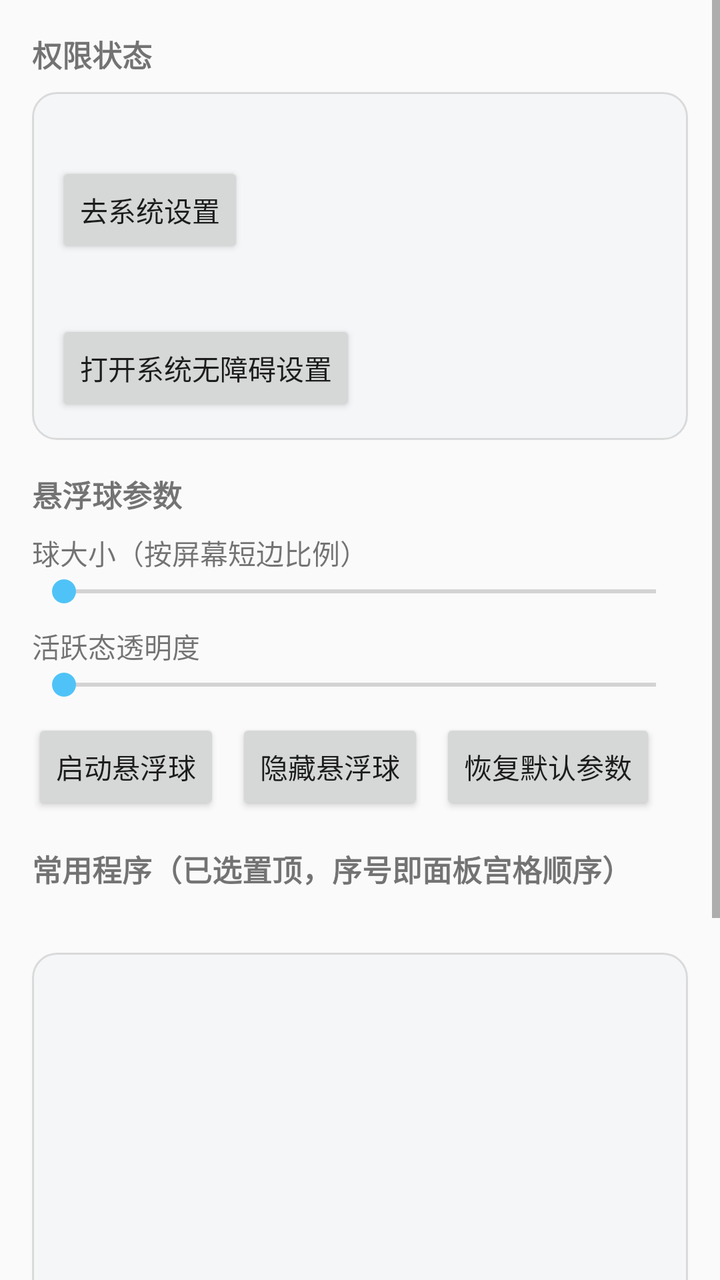
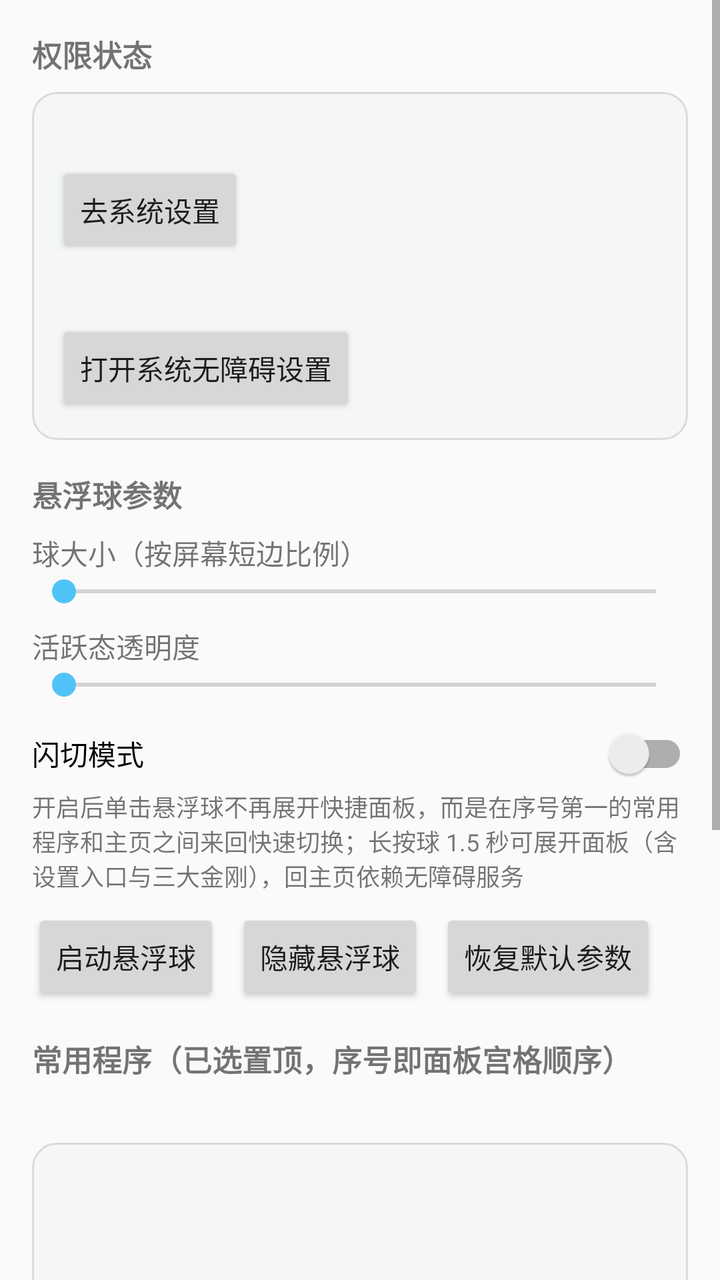

An Android layout rendered at two revisions. The XML below is the earlier revision; the diff shows what the commit changed to produce the second picture.
<!-- AndroidManifest.xml: application theme Theme.MiniTouch -->
<!-- res/layout/activity_settings.xml -->
<?xml version="1.0" encoding="utf-8"?>
<ScrollView xmlns:android="http://schemas.android.com/apk/res/android"
    android:layout_width="match_parent"
    android:layout_height="match_parent"
    android:fillViewport="true">

    <LinearLayout
        android:layout_width="match_parent"
        android:layout_height="wrap_content"
        android:orientation="vertical"
        android:padding="16dp">

        
        <TextView
            android:layout_width="wrap_content"
            android:layout_height="wrap_content"
            android:text="@string/settings_section_perms"
            android:textSize="@dimen/settings_section_text"
            android:textStyle="bold" />

        <LinearLayout
            android:layout_width="match_parent"
            android:layout_height="wrap_content"
            android:layout_marginTop="8dp"
            android:background="@drawable/bg_card"
            android:orientation="vertical"
            android:padding="12dp">

            <TextView
                android:id="@+id/tv_overlay_status"
                android:layout_width="match_parent"
                android:layout_height="wrap_content" />

            <Button
                android:id="@+id/btn_overlay_go"
                android:layout_width="wrap_content"
                android:layout_height="wrap_content"
                android:layout_marginTop="4dp"
                android:text="@string/btn_go_permission" />

            <TextView
                android:id="@+id/tv_a11y_status"
                android:layout_width="match_parent"
                android:layout_height="wrap_content"
                android:layout_marginTop="8dp" />

            <Button
                android:id="@+id/btn_a11y_go"
                android:layout_width="wrap_content"
                android:layout_height="wrap_content"
                android:layout_marginTop="4dp"
                android:text="@string/btn_open_a11y" />
        </LinearLayout>

        
        <TextView
            android:layout_width="wrap_content"
            android:layout_height="wrap_content"
            android:layout_marginTop="16dp"
            android:text="@string/settings_section_ball"
            android:textSize="@dimen/settings_section_text"
            android:textStyle="bold" />

        <TextView
            android:layout_width="match_parent"
            android:layout_height="wrap_content"
            android:layout_marginTop="8dp"
            android:text="@string/settings_ball_size" />

        <SeekBar
            android:id="@+id/sb_ball_size"
            android:layout_width="match_parent"
            android:layout_height="wrap_content"
            android:max="100" />

        <TextView
            android:layout_width="match_parent"
            android:layout_height="wrap_content"
            android:layout_marginTop="8dp"
            android:text="@string/settings_ball_alpha" />

        <SeekBar
            android:id="@+id/sb_ball_alpha"
            android:layout_width="match_parent"
            android:layout_height="wrap_content"
            android:max="100" />

        
        <LinearLayout
            android:layout_width="match_parent"
            android:layout_height="wrap_content"
            android:layout_marginTop="8dp"
            android:orientation="horizontal">

            <Button
                android:id="@+id/btn_start_ball"
                android:layout_width="wrap_content"
                android:layout_height="wrap_content"
                android:text="@string/btn_start_ball" />

            
            <Button
                android:id="@+id/btn_hide_ball"
                android:layout_width="wrap_content"
                android:layout_height="wrap_content"
                android:layout_marginStart="8dp"
                android:text="@string/btn_hide_ball" />

            <Button
                android:id="@+id/btn_reset_ball_params"
                android:layout_width="wrap_content"
                android:layout_height="wrap_content"
                android:layout_marginStart="8dp"
                android:text="@string/btn_reset_ball_params" />
        </LinearLayout>

        

        
        <TextView
            android:layout_width="wrap_content"
            android:layout_height="wrap_content"
            android:layout_marginTop="16dp"
            android:text="@string/settings_section_apps"
            android:textSize="@dimen/settings_section_text"
            android:textStyle="bold" />

        <TextView
            android:id="@+id/tv_favorite_count"
            android:layout_width="match_parent"
            android:layout_height="wrap_content"
            android:layout_marginTop="4dp" />

        
        <androidx.recyclerview.widget.RecyclerView
            android:id="@+id/rv_installed_apps"
            android:layout_width="match_parent"
            android:layout_height="400dp"
            android:layout_marginTop="8dp"
            android:background="@drawable/bg_card" />
    </LinearLayout>
</ScrollView>
<!-- resources referenced by this layout -->
<resources>
  <dimen name="settings_section_text">15sp</dimen>
  <!-- drawable bg_card (drawable) -->
  <?xml version="1.0" encoding="utf-8"?>
  <shape xmlns:android="http://schemas.android.com/apk/res/android"
      android:shape="rectangle">
      <solid android:color="@color/card_bg" />
      <corners android:radius="12dp" />
      <stroke
          android:width="1dp"
          android:color="#1F000000" />
  </shape>
  <string name="btn_go_permission">去系统设置</string>
  <string name="btn_hide_ball">隐藏悬浮球</string>
  <string name="btn_open_a11y">打开系统无障碍设置</string>
  <string name="btn_reset_ball_params">恢复默认参数</string>
  <string name="btn_start_ball">启动悬浮球</string>
  <string name="settings_ball_alpha">活跃态透明度</string>
  <string name="settings_ball_size">球大小（按屏幕短边比例）</string>
  <string name="settings_section_apps">常用程序（已选置顶，序号即面板宫格顺序）</string>
  <string name="settings_section_ball">悬浮球参数</string>
  <string name="settings_section_perms">权限状态</string>
  <style name="Theme.MiniTouch" parent="Theme.AppCompat.Light.DarkActionBar">
          <item name="colorAccent">@color/accent</item>
      </style>
  <color name="card_bg">#F4F6F8</color>
  <color name="accent">#FF4FC3F7</color>
</resources>

<!-- the commit's change to res/layout/activity_settings.xml (unified diff, before → after) -->
@@ -86,6 +86,21 @@
             android:max="100" />
 
         
+        <androidx.appcompat.widget.SwitchCompat
+            android:id="@+id/sw_quick_switch"
+            android:layout_width="match_parent"
+            android:layout_height="wrap_content"
+            android:layout_marginTop="12dp"
+            android:text="@string/settings_quick_switch" />
+
+        <TextView
+            android:layout_width="match_parent"
+            android:layout_height="wrap_content"
+            android:layout_marginTop="4dp"
+            android:text="@string/settings_quick_switch_desc"
+            android:textSize="12sp" />
+
+        
         <LinearLayout
             android:layout_width="match_parent"
             android:layout_height="wrap_content"
<!-- resource entries referenced after the edit -->
@@ -18,6 +18,8 @@
   <string name="btn_start_ball">启动悬浮球</string>
   <string name="settings_ball_alpha">活跃态透明度</string>
   <string name="settings_ball_size">球大小（按屏幕短边比例）</string>
+  <string name="settings_quick_switch">闪切模式</string>
+  <string name="settings_quick_switch_desc">开启后单击悬浮球不再展开快捷面板，而是在序号第一的常用程序和主页之间来回快速切换；长按球 1.5 秒可展开面板（含设置入口与三大金刚），回主页依赖无障碍服务</string>
   <string name="settings_section_apps">常用程序（已选置顶，序号即面板宫格顺序）</string>
   <string name="settings_section_ball">悬浮球参数</string>
   <string name="settings_section_perms">权限状态</string>
